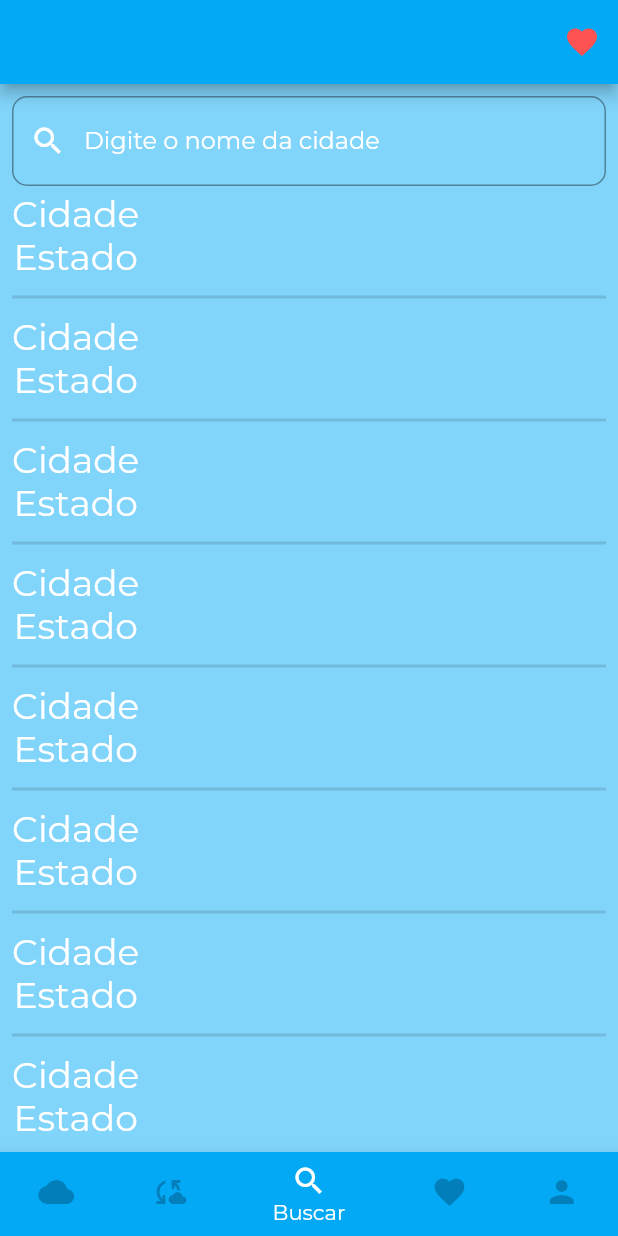
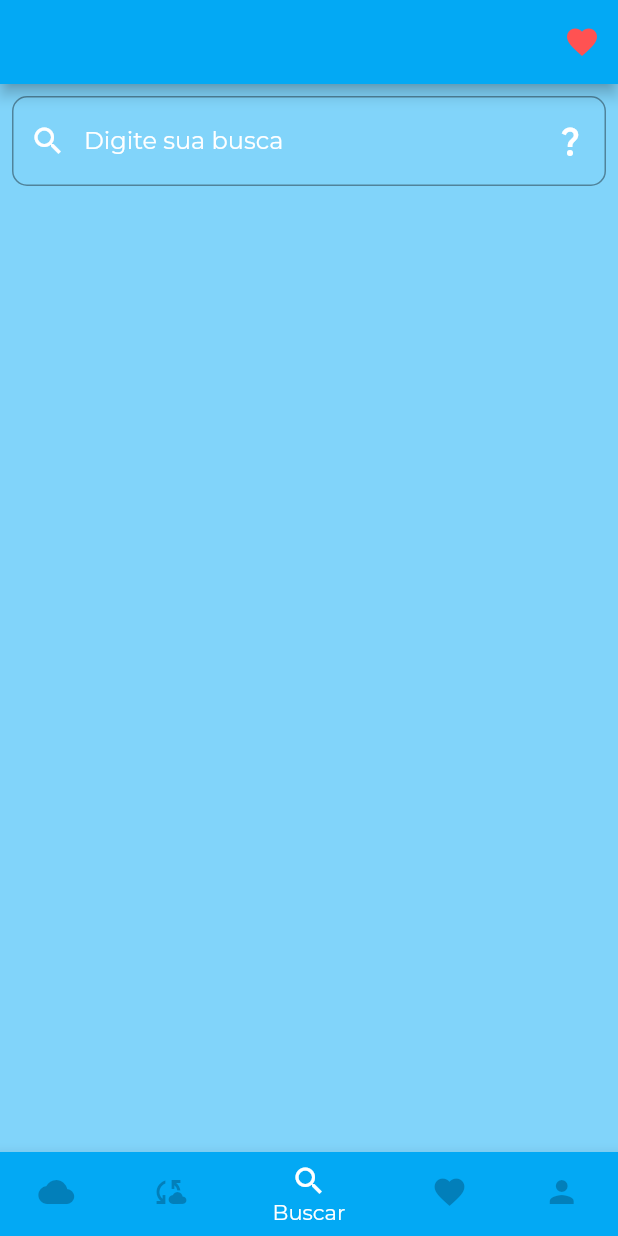
Before and after one commit to GamosiDEV/Climatempo, a Flutter app: the screen it shows after launch, swiped to page 3, on a phone screen of 412 x 824 dp. Run offline on Flutter 3.47's test engine with Material 2 defaults, Android fonts, the phone set to English and light mode, and no system bars; our stand-ins replace fluttertoast.

Commit message:
Agora é possivel buscar por cidades no aplicativo

```diff
--- a/lib/controller/api_controller.dart
+++ b/lib/controller/api_controller.dart
@@ -1 +1,26 @@
-class ApiController {}
+import 'dart:convert';
+
+import 'package:climatempo/model/city_model.dart';
+import 'package:http/http.dart' as http;
+
+class ApiController {
+  static final API_KEY = "&appid=e2ecde63bb5920e5225f7a11c1659c3b";
+  static final GEOCODING_URI =
+      "http://api.openweathermap.org/geo/1.0/direct?q=";
+  static final GEOCODING_LIMIT = "&limit=20";
+
+  Future<List<CityModel>> citySearchByNameOnly(cityName) async {
+    final response = await getApiByString(
+        GEOCODING_URI + cityName + GEOCODING_LIMIT + API_KEY);
+    Iterable iterable = jsonDecode(response.body);
+
+    List<CityModel> listOfCitys = List<CityModel>.from(
+        iterable.map((json) => CityModel.fromJsonForSearch(json)));
+
+    return listOfCitys;
+  }
+
+  Future<http.Response> getApiByString(String uri) async {
+    return await http.get(Uri.parse(uri));
+  }
+}
--- a/lib/controller/search_controller.dart
+++ b/lib/controller/search_controller.dart
@@ -0,0 +1,11 @@
+import 'package:climatempo/controller/api_controller.dart';
+import 'package:climatempo/model/city_model.dart';
+import 'package:climatempo/model/weather_model.dart';
+
+class SearchController {
+  ApiController _apiController = ApiController();
+
+  Future<List<CityModel>> citySearch(cityName) async {
+    return await _apiController.citySearchByNameOnly(cityName);
+  }
+}
--- a/lib/model/city_model.dart
+++ b/lib/model/city_model.dart
@@ -2,9 +2,29 @@ import 'package:climatempo/model/weather_model.dart';
 
 class CityModel {
   var name;
+  var state;
   var country;
   var timezone;
-  WeatherModel actualWeather;
+  //WeatherModel actualWeather;
+  var latitude;
+  var longitude;
 
-  CityModel(this.name, this.country, this.timezone, this.actualWeather);
+  CityModel({
+    required this.name,
+    required this.country,
+    this.state,
+    this.timezone,
+    required this.latitude,
+    required this.longitude,
+  });
+
+  factory CityModel.fromJsonForSearch(Map<String, dynamic> json) {
+    return CityModel(
+      name: json['name'],
+      country: json['country'],
+      state: json['state'] != '' && json['state'] != null ? json['state'] : '',
+      latitude: json['lat'],
+      longitude: json['lon'],
+    );
+  }
 }
--- a/lib/view/search_view.dart
+++ b/lib/view/search_view.dart
@@ -1,11 +1,22 @@
+import 'package:climatempo/controller/search_controller.dart';
+import 'package:climatempo/model/city_model.dart';
 import 'package:flutter/material.dart';
 import 'package:flutter/src/widgets/container.dart';
 import 'package:flutter/src/widgets/framework.dart';
+import 'package:fluttertoast/fluttertoast.dart';
 
-class SearchView extends StatelessWidget {
+class SearchView extends StatefulWidget {
   SearchView({super.key});
 
+  @override
+  State<SearchView> createState() => _SearchViewState();
+}
+
+class _SearchViewState extends State<SearchView> {
   TextEditingController _searchTextController = TextEditingController();
+  SearchController _searchController = SearchController();
+
+  var searchedCitys;
 
   @override
   Widget build(BuildContext context) {
@@ -16,21 +27,43 @@ class SearchView extends StatelessWidget {
         children: [
           TextField(
             controller: _searchTextController,
-            onSubmitted: (value) {},
+            onSubmitted: citySearch,
             decoration: InputDecoration(
+                suffixIcon: IconButton(
+                  icon: Icon(Icons.question_mark,
+                      color: Theme.of(context).iconTheme.color),
+                  onPressed: () {
+                    Fluttertoast.showToast(
+                      msg:
+                          "Para uma pesquisa detalhada digite os nomes da seguinte forma: Cidade, Estado, País",
+                      toastLength: Toast.LENGTH_SHORT,
+                      textColor: Colors.black,
+                      fontSize: 16,
+                      backgroundColor: Colors.grey[200],
+                    );
+                  },
+                ),
                 hintStyle: Theme.of(context).textTheme.bodyMedium,
                 prefixIcon: Icon(Icons.search,
                     color: Theme.of(context).iconTheme.color),
                 border: OutlineInputBorder(
                     borderRadius: BorderRadius.circular(10.0)),
-                hintText: 'Digite o nome da cidade'),
+                hintText: 'Digite sua busca'),
           ),
           Expanded(
             child: FutureBuilder(
-              future: null,
+              future: searchedCitys,
               builder: (context, snapshot) {
+                print(snapshot.data);
+                if (!snapshot.hasData ||
+                    snapshot.hasError ||
+                    snapshot.connectionState != ConnectionState.done) {
+                  return Container();
+                }
+                List<CityModel> listOfSearchedCitys =
+                    snapshot.data as List<CityModel>;
                 return ListView.builder(
-                  itemCount: maxItemCount,
+                  itemCount: listOfSearchedCitys.length,
                   shrinkWrap: true,
                   scrollDirection: Axis.vertical,
                   itemBuilder: (context, index) {
@@ -45,14 +78,17 @@ class SearchView extends StatelessWidget {
                             padding:
                                 const EdgeInsets.fromLTRB(0.0, 4.0, 0.0, 4.0),
                             child: Column(
+                              crossAxisAlignment: CrossAxisAlignment.start,
                               children: [
                                 Text(
-                                  'Cidade',
+                                  listOfSearchedCitys[index].name,
                                   style:
                                       Theme.of(context).textTheme.headlineSmall,
                                 ),
                                 Text(
-                                  'Estado',
+                                  listOfSearchedCitys[index].state +
+                                      " - " +
+                                      listOfSearchedCitys[index].country,
                                   style:
                                       Theme.of(context).textTheme.headlineSmall,
                                 ),
@@ -72,4 +108,9 @@ class SearchView extends StatelessWidget {
       ),
     );
   }
+
+  void citySearch(cityName) async {
+    searchedCitys = Future.value(await _searchController.citySearch(cityName));
+    setState(() {});
+  }
 }
--- a/pubspec.yaml
+++ b/pubspec.yaml
@@ -37,6 +37,8 @@ dependencies:
   # Use with the CupertinoIcons class for iOS style icons.
   cupertino_icons: ^1.0.2
   url_launcher: ^6.1.11
+  http: ^0.13.5
+  fluttertoast: ^8.2.1
 
 dev_dependencies:
   flutter_test:
```
Also changed, not shown: pubspec.lock.
